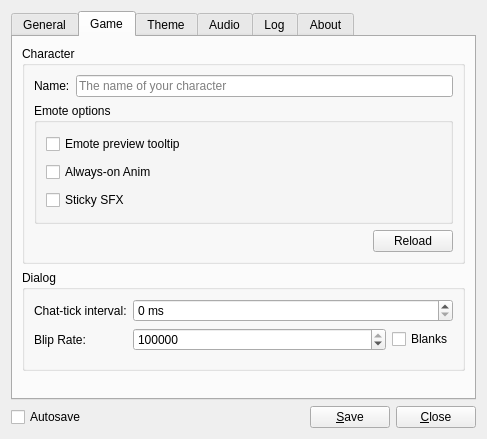
Above: res/ui/config_panel.ui from lambdcalculus/AO2-Client before the change. Below: the same form after it.
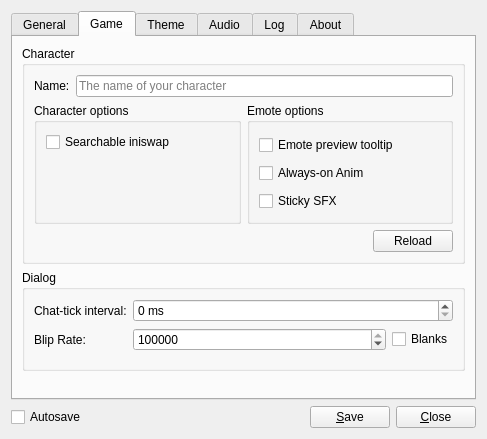
That is the form after the change. The open tabs and pages were chosen to show the change.

Commit message:
Added config option to disable searchable iniswap
* Added config option to disable searchable iniswap
Making it editable is fine but it makes it a lot more annoying to click on it as a result.

```diff
--- a/res/ui/config_panel.ui
+++ b/res/ui/config_panel.ui
@@ -171,33 +171,37 @@
            </widget>
           </item>
           <item row="2" column="0" colspan="2">
-           <layout class="QHBoxLayout" name="horizontalLayout_4">
+           <layout class="QHBoxLayout" name="horizontalLayout_2">
             <item>
-             <spacer name="horizontalSpacer_2">
+             <widget class="QGroupBox" name="groupBox_3">
+              <property name="title">
+               <string>Character options</string>
+              </property>
+              <layout class="QVBoxLayout" name="verticalLayout_8">
+               <item>
+                <widget class="QCheckBox" name="searchable_iniswap">
+                 <property name="text">
+                  <string>Searchable iniswap</string>
+                 </property>
+                </widget>
+               </item>
+               <item>
+                <spacer name="verticalSpacer_5">
               <property name="orientation">
-               <enum>Qt::Horizontal</enum>
+                  <enum>Qt::Vertical</enum>
               </property>
               <property name="sizeHint" stdset="0">
                <size>
-                <width>40</width>
-                <height>20</height>
+                   <width>20</width>
+                   <height>40</height>
                </size>
               </property>
              </spacer>
             </item>
-            <item>
-             <widget class="QPushButton" name="reload_character">
-              <property name="toolTip">
-               <string>&lt;html&gt;&lt;head/&gt;&lt;body&gt;&lt;p&gt;Reload the currently selected character. If a character is not selected, nothing happens.&lt;/p&gt;&lt;/body&gt;&lt;/html&gt;</string>
-              </property>
-              <property name="text">
-               <string>Reload</string>
-              </property>
-             </widget>
-            </item>
-           </layout>
-          </item>
-          <item row="1" column="0" colspan="2">
+              </layout>
+             </widget>
+            </item>
+            <item>
            <widget class="QGroupBox" name="groupBox_5">
             <property name="minimumSize">
              <size>
@@ -208,23 +212,41 @@
             <property name="title">
              <string>Emote options</string>
             </property>
-            <layout class="QGridLayout" name="gridLayout_6">
-             <item row="3" column="0">
               <widget class="QCheckBox" name="sticky_sfx">
+               <property name="geometry">
+                <rect>
+                 <x>12</x>
+                 <y>87</y>
+                 <width>78</width>
+                 <height>22</height>
+                </rect>
+               </property>
                <property name="text">
                 <string>Sticky SFX</string>
                </property>
               </widget>
-             </item>
-             <item row="1" column="0">
               <widget class="QCheckBox" name="emote_preview">
+               <property name="geometry">
+                <rect>
+                 <x>12</x>
+                 <y>31</y>
+                 <width>141</width>
+                 <height>22</height>
+                </rect>
+               </property>
                <property name="text">
                 <string>Emote preview tooltip</string>
                </property>
               </widget>
-             </item>
-             <item row="2" column="0">
               <widget class="QCheckBox" name="always_pre">
+               <property name="geometry">
+                <rect>
+                 <x>12</x>
+                 <y>59</y>
+                 <width>113</width>
+                 <height>22</height>
+                </rect>
+               </property>
                <property name="sizePolicy">
                 <sizepolicy hsizetype="Minimum" vsizetype="Maximum">
                  <horstretch>0</horstretch>
@@ -238,9 +260,36 @@
                 <bool>false</bool>
                </property>
               </widget>
-             </item>
-            </layout>
-           </widget>
+             </widget>
+            </item>
+           </layout>
+          </item>
+          <item row="3" column="0" colspan="2">
+           <layout class="QHBoxLayout" name="horizontalLayout_4">
+            <item>
+             <spacer name="horizontalSpacer_2">
+              <property name="orientation">
+               <enum>Qt::Horizontal</enum>
+              </property>
+              <property name="sizeHint" stdset="0">
+               <size>
+                <width>40</width>
+                <height>20</height>
+               </size>
+              </property>
+             </spacer>
+            </item>
+            <item>
+             <widget class="QPushButton" name="reload_character">
+              <property name="toolTip">
+               <string>&lt;html&gt;&lt;head/&gt;&lt;body&gt;&lt;p&gt;Reload the currently selected character. If a character is not selected, nothing happens.&lt;/p&gt;&lt;/body&gt;&lt;/html&gt;</string>
+              </property>
+              <property name="text">
+               <string>Reload</string>
+              </property>
+             </widget>
+            </item>
+           </layout>
           </item>
          </layout>
         </widget>
```
Left out of the diff: 8 changed lines with no effect on the pictures. Lines whose indentation alone changed are shown as unchanged. The commit also changes 7 other files.
